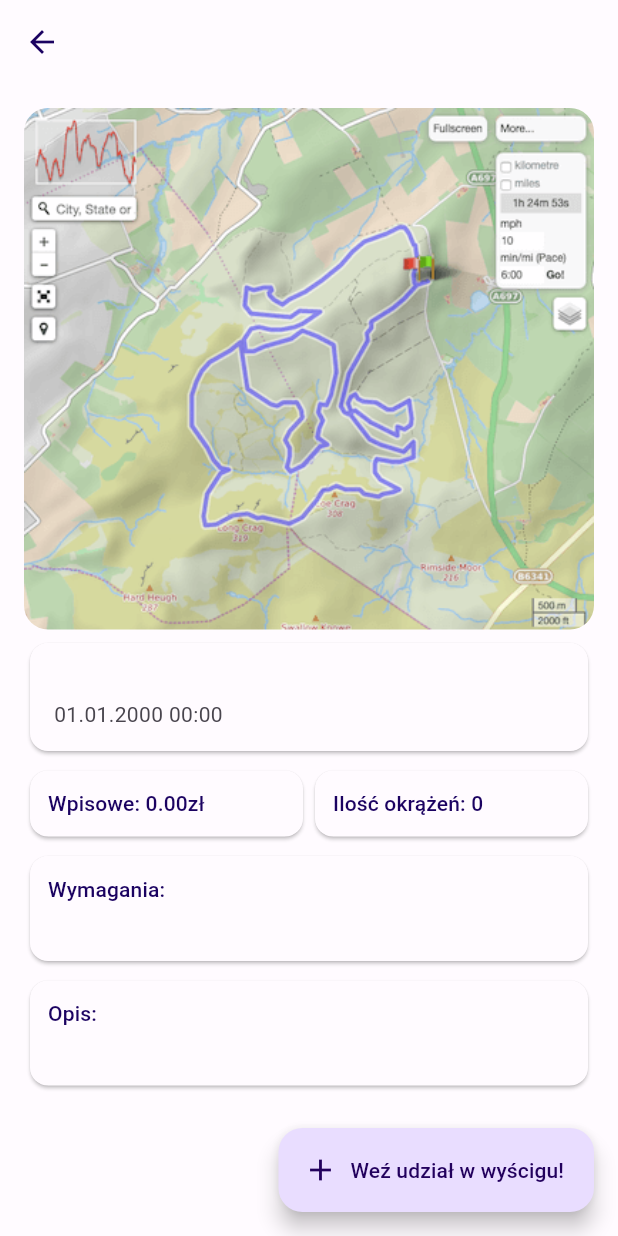
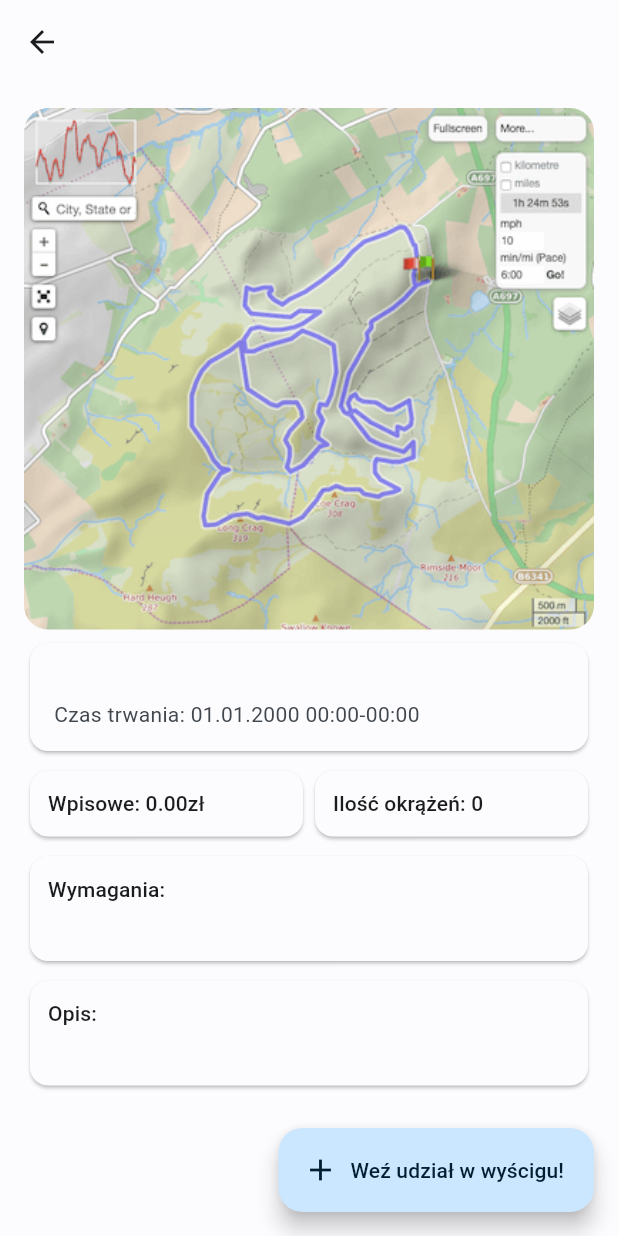
Before and after one commit to SNURTEL/sigmacats-mobile, a Flutter app: the RaceDetails screen opened directly with empty values, on a phone screen of 412 x 824 dp. Run offline on Flutter 3.47's test engine with Material 2 defaults, Android fonts, the phone set to English and light mode, and no system bars; network calls fail.

Commit message:
Fixes for race registration panel

```diff
--- a/lib/CustomColorScheme.dart
+++ b/lib/CustomColorScheme.dart
@@ -2,68 +2,68 @@ import 'package:flutter/material.dart';
 
 const lightColorScheme = ColorScheme(
   brightness: Brightness.light,
-  primary: Color(0xFF6946BF),
+  primary: Color(0xFF006494),
   onPrimary: Color(0xFFFFFFFF),
-  primaryContainer: Color(0xFFE9DDFF),
-  onPrimaryContainer: Color(0xFF22005D),
-  secondary: Color(0xFF225CB2),
+  primaryContainer: Color(0xFFCBE6FF),
+  onPrimaryContainer: Color(0xFF001E30),
+  secondary: Color(0xFF50606F),
   onSecondary: Color(0xFFFFFFFF),
-  secondaryContainer: Color(0xFFD7E2FF),
-  onSecondaryContainer: Color(0xFF001A40),
-  tertiary: Color(0xFFA13863),
+  secondaryContainer: Color(0xFFD4E4F6),
+  onSecondaryContainer: Color(0xFF0C1D29),
+  tertiary: Color(0xFF65587B),
   onTertiary: Color(0xFFFFFFFF),
-  tertiaryContainer: Color(0xFFFFD9E3),
-  onTertiaryContainer: Color(0xFF3E001E),
+  tertiaryContainer: Color(0xFFEBDCFF),
+  onTertiaryContainer: Color(0xFF211634),
   error: Color(0xFFBA1A1A),
   errorContainer: Color(0xFFFFDAD6),
   onError: Color(0xFFFFFFFF),
   onErrorContainer: Color(0xFF410002),
-  background: Color(0xFFFFFBFF),
-  onBackground: Color(0xFF1B0261),
-  surface: Color(0xFFFFFBFF),
-  onSurface: Color(0xFF1B0261),
-  surfaceVariant: Color(0xFFE7E0EB),
-  onSurfaceVariant: Color(0xFF49454E),
-  outline: Color(0xFF7A757F),
-  onInverseSurface: Color(0xFFF4EEFF),
-  inverseSurface: Color(0xFF302175),
-  inversePrimary: Color(0xFFCFBCFF),
+  background: Color(0xFFFCFCFF),
+  onBackground: Color(0xFF1A1C1E),
+  surface: Color(0xFFFCFCFF),
+  onSurface: Color(0xFF1A1C1E),
+  surfaceVariant: Color(0xFFDDE3EA),
+  onSurfaceVariant: Color(0xFF41474D),
+  outline: Color(0xFF72787E),
+  onInverseSurface: Color(0xFFF0F0F3),
+  inverseSurface: Color(0xFF2E3133),
+  inversePrimary: Color(0xFF8FCDFF),
   shadow: Color(0xFF000000),
-  surfaceTint: Color(0xFF6946BF),
-  outlineVariant: Color(0xFFCAC4CF),
+  surfaceTint: Color(0xFF006494),
+  outlineVariant: Color(0xFFC1C7CE),
   scrim: Color(0xFF000000),
 );
 
 const darkColorScheme = ColorScheme(
   brightness: Brightness.dark,
-  primary: Color(0xFFCFBCFF),
-  onPrimary: Color(0xFF3A048F),
-  primaryContainer: Color(0xFF512BA6),
-  onPrimaryContainer: Color(0xFFE9DDFF),
-  secondary: Color(0xFFACC7FF),
-  onSecondary: Color(0xFF002F67),
-  secondaryContainer: Color(0xFF004492),
-  onSecondaryContainer: Color(0xFFD7E2FF),
-  tertiary: Color(0xFFFFB0C9),
-  onTertiary: Color(0xFF640234),
-  tertiaryContainer: Color(0xFF821F4B),
-  onTertiaryContainer: Color(0xFFFFD9E3),
+  primary: Color(0xFF8FCDFF),
+  onPrimary: Color(0xFF00344F),
+  primaryContainer: Color(0xFF004B71),
+  onPrimaryContainer: Color(0xFFCBE6FF),
+  secondary: Color(0xFFB8C8D9),
+  onSecondary: Color(0xFF22323F),
+  secondaryContainer: Color(0xFF394956),
+  onSecondaryContainer: Color(0xFFD4E4F6),
+  tertiary: Color(0xFFD0BFE8),
+  onTertiary: Color(0xFF362B4A),
+  tertiaryContainer: Color(0xFF4D4162),
+  onTertiaryContainer: Color(0xFFEBDCFF),
   error: Color(0xFFFFB4AB),
   errorContainer: Color(0xFF93000A),
   onError: Color(0xFF690005),
   onErrorContainer: Color(0xFFFFDAD6),
-  background: Color(0xFF1B0261),
-  onBackground: Color(0xFFE5DEFF),
-  surface: Color(0xFF1B0261),
-  onSurface: Color(0xFFE5DEFF),
-  surfaceVariant: Color(0xFF49454E),
-  onSurfaceVariant: Color(0xFFCAC4CF),
-  outline: Color(0xFF948F99),
-  onInverseSurface: Color(0xFF1B0261),
-  inverseSurface: Color(0xFFE5DEFF),
-  inversePrimary: Color(0xFF6946BF),
+  background: Color(0xFF1A1C1E),
+  onBackground: Color(0xFFE2E2E5),
+  surface: Color(0xFF1A1C1E),
+  onSurface: Color(0xFFE2E2E5),
+  surfaceVariant: Color(0xFF41474D),
+  onSurfaceVariant: Color(0xFFC1C7CE),
+  outline: Color(0xFF8B9198),
+  onInverseSurface: Color(0xFF1A1C1E),
+  inverseSurface: Color(0xFFE2E2E5),
+  inversePrimary: Color(0xFF006494),
   shadow: Color(0xFF000000),
-  surfaceTint: Color(0xFFCFBCFF),
-  outlineVariant: Color(0xFF49454E),
+  surfaceTint: Color(0xFF8FCDFF),
+  outlineVariant: Color(0xFF41474D),
   scrim: Color(0xFF000000),
 );
--- a/lib/RaceDetails.dart
+++ b/lib/RaceDetails.dart
@@ -15,9 +15,12 @@ class RaceDetails extends StatefulWidget {
 class _RaceDetailsState extends State<RaceDetails> {
   String selectedValue = '';
   String raceName = '';
+  String status = '';
   String requirements = '';
   String raceDescription = '';
-  String meetupTimestamp = '2000-01-01T00:00:00'; // Dummy date
+  String meetupTimestamp = 'null';
+  String startTimestamp = '2000-01-01T00:00:00';
+  String endTimestamp = '2000-01-01T00:00:00';
   int numberOfLaps = 0;
   int entryFeeGr = 0;
   List<Map<String, dynamic>> bikes = [];
@@ -47,10 +50,15 @@ class _RaceDetailsState extends State<RaceDetails> {
       setState(() {
         raceName = raceDetails['name'];
         requirements = raceDetails['requirements'];
+        status = raceDetails['status'];
         numberOfLaps = raceDetails['no_laps'];
         entryFeeGr = raceDetails['entry_fee_gr'];
         raceDescription = raceDetails['description'];
+        if (raceDetails['meetup_timestamp'] != null){
           meetupTimestamp = raceDetails['meetup_timestamp'];
+        }
+        startTimestamp = raceDetails['start_timestamp'];
+        endTimestamp = raceDetails['end_timestamp'];
         isParticipating = userParticipating;
       });
     } else {
@@ -137,7 +145,9 @@ class _RaceDetailsState extends State<RaceDetails> {
                     raceName,
                     style: Theme.of(context).textTheme.titleLarge,
                   ),
-                  subtitle: Text(formatDateString(meetupTimestamp)),
+                  subtitle: meetupTimestamp != 'null'
+                      ? Text('Zbiórka: ${formatDateString(meetupTimestamp)}\nCzas trwania: ${formatDateString(startTimestamp)}-${formatDateStringToHours(endTimestamp)}')
+                      : Text('Czas trwania: ${formatDateString(startTimestamp)}-${formatDateStringToHours(endTimestamp)}'),
                 ),
               ),
               const SizedBox(height: 5.0),
@@ -221,11 +231,14 @@ class _RaceDetailsState extends State<RaceDetails> {
                   ),
                 ),
               ),
+              if (status != 'ended') const SizedBox(height: 60.0),  // Add SizedBox conditionally
             ],
           ),
         ),
       ),
-      floatingActionButton: isParticipating
+      floatingActionButton: status == 'ended'
+          ? null  // Set onPressed to null when status is 'ended'
+          : isParticipating
           ? FloatingActionButton.extended(
             onPressed: () {
               withdrawFromRace();
--- a/lib/functions.dart
+++ b/lib/functions.dart
@@ -1,7 +1,19 @@
 import 'package:intl/intl.dart';
 
 String formatDateString(String dateString) {
+  if (dateString == 'null') {
+    return  'null';
+  }
   DateTime dateTime = DateTime.parse(dateString);
   String formattedDate = DateFormat('dd.MM.yyyy HH:mm').format(dateTime);
   return formattedDate;
 }
+
+String formatDateStringToHours(String dateString) {
+  if (dateString == 'null') {
+    return  'null';
+  }
+  DateTime dateTime = DateTime.parse(dateString);
+  String formattedDate = DateFormat('HH:mm').format(dateTime);
+  return formattedDate;
+}
```
Also changed, not shown: lib/RaceList.dart (+111 -7 lines). Lines whose indentation alone changed are shown as unchanged.
